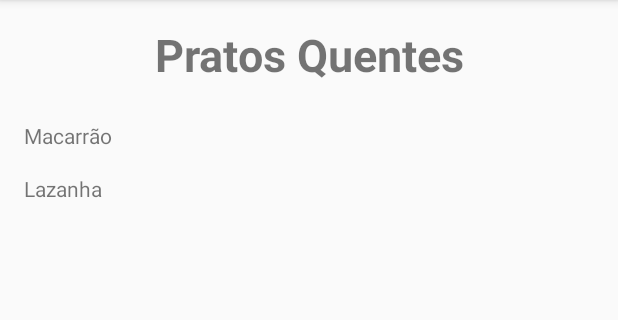
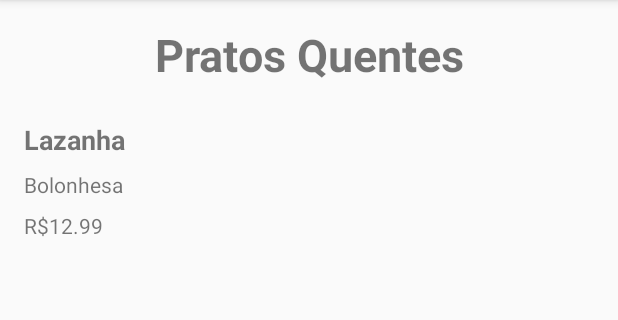
Before and after one commit to leandroyellow/Cardapio, an Android app: the screen it shows after launch (SegundaActivity), after a tap on an icon or button, on a phone screen of 412 x 824 dp, the part 84-404 px from its top. Run offline under Robolectric (Android 15) with nearby library versions, the phone set to English and light mode, and no system bars.

Commit message:
desenvolvimento da classe e produtos e adicao de icone

```diff
--- a/app/src/main/AndroidManifest.xml
+++ b/app/src/main/AndroidManifest.xml
@@ -4,9 +4,9 @@
 
     <application
         android:allowBackup="true"
-        android:icon="@mipmap/ic_launcher"
+        android:icon="@drawable/ic_stand"
         android:label="@string/app_name"
-        android:roundIcon="@mipmap/ic_launcher_round"
+        android:roundIcon="@drawable/ic_stand"
         android:supportsRtl="true"
         android:theme="@style/AppTheme">
         <activity android:name=".MainActivity">
--- a/app/src/main/java/com/example/leandroqtrepador/cardapio/MainActivity.java
+++ b/app/src/main/java/com/example/leandroqtrepador/cardapio/MainActivity.java
@@ -8,11 +8,7 @@ import android.view.View;
 public class MainActivity extends AppCompatActivity {
 
     public static final String TITULO = "com.example.cardapio.MENSAGEMTITULO";
-    public static final String ITEM1 = "com.example.cardapio.MENSAGEMITEM1";
-    public static final String ITEM2 = "com.example.cardapio.MENSAGEMITEM2";
     public String tituloDaActivity;
-    public String item1;
-    public String item2;
 
 
     @Override
@@ -23,42 +19,26 @@ public class MainActivity extends AppCompatActivity {
 
     public void pratoQuente (View view){
         tituloDaActivity = "Pratos Quentes";
-        item1 = "Macarrão";
-        item2 = "Lazanha";
         Intent intent = new Intent(this, SegundaActivity.class);
         intent.putExtra(TITULO, tituloDaActivity);
-        intent.putExtra(ITEM1, item1);
-        intent.putExtra(ITEM2, item2);
         startActivity(intent);
     }
     public void sobremesa (View view){
         tituloDaActivity = "Sobremesas";
-        item1 = "Sorvete";
-        item2 = "Açaí";
         Intent intent = new Intent(this, SegundaActivity.class);
         intent.putExtra(TITULO, tituloDaActivity);
-        intent.putExtra(ITEM1, item1);
-        intent.putExtra(ITEM2, item2);
         startActivity(intent);
     }
     public void bebidas (View view){
         tituloDaActivity = "Bebidas";
-        item1 = "Refrigerante";
-        item2 = "Cerveja";
         Intent intent = new Intent(this, SegundaActivity.class);
         intent.putExtra(TITULO, tituloDaActivity);
-        intent.putExtra(ITEM1, item1);
-        intent.putExtra(ITEM2, item2);
         startActivity(intent);
     }
     public void lanche (View view){
         tituloDaActivity = "Lanches";
-        item1 = "X-Salada";
-        item2 = "X-Egg";
         Intent intent = new Intent(this, SegundaActivity.class);
         intent.putExtra(TITULO, tituloDaActivity);
-        intent.putExtra(ITEM1, item1);
-        intent.putExtra(ITEM2, item2);
         startActivity(intent);
     }
 }
--- a/app/src/main/java/com/example/leandroqtrepador/cardapio/SegundaActivity.java
+++ b/app/src/main/java/com/example/leandroqtrepador/cardapio/SegundaActivity.java
@@ -5,7 +5,11 @@ import android.support.v7.app.AppCompatActivity;
 import android.os.Bundle;
 import android.widget.TextView;
 
+import com.example.leandroqtrepador.cardapio.modelos.Produto;
+
 public class SegundaActivity extends AppCompatActivity {
+
+    public Produto produto1;
 
     @Override
     protected void onCreate(Bundle savedInstanceState) {
@@ -14,14 +18,28 @@ public class SegundaActivity extends AppCompatActivity {
 
         Intent intent = getIntent();
         String titulo = intent.getStringExtra(MainActivity.TITULO);
-        String item1 = intent.getStringExtra(MainActivity.ITEM1);
-        String item2 = intent.getStringExtra(MainActivity.ITEM2);
         TextView textViewTitulo = findViewById(R.id.tvTitulo);
         TextView textViewitem1 = findViewById(R.id.tvItem1);
-        TextView textViewitem2 = findViewById(R.id.tvItem2);
+        TextView textViewDescr1 = findViewById(R.id.tvDescricao1);
+        TextView textViewPreco1 = findViewById(R.id.tvPreco1);
+
         textViewTitulo.setText(titulo);
-        textViewitem1.setText(item1);
-        textViewitem2.setText(item2);
+
+        if (titulo.equals("Pratos Quentes")){
+            produto1 = new Produto("Lazanha", 12.99, "Pratos Quentes", "Bolonhesa");
+            textViewitem1.setText(produto1.getNome());
+            textViewDescr1.setText((produto1.getDescricao()));
+            textViewPreco1.setText("R$" + produto1.getPreco().toString());
+        }
+        else if (titulo.equals("Sobremesas")){
+            textViewitem1.setText("Sorvete");
+        }
+        else if (titulo.equals("Bebidas")){
+            textViewitem1.setText("Refrigerante");
+        }
+        else if (titulo.equals("Lanches")){
+            textViewitem1.setText("X-tudo");
+        }
 
     }
 }
--- /dev/null
+++ b/app/src/main/java/com/example/leandroqtrepador/cardapio/modelos/Produto.java
@@ -0,0 +1,48 @@
+package com.example.leandroqtrepador.cardapio.modelos;
+
+public class Produto {
+
+    private String nome;
+    private Double preco;
+    private String categoria;
+    private String descricao;
+
+    public Produto(String nome, Double preco, String categoria, String descricao) {
+        this.nome = nome;
+        this.preco = preco;
+        this.categoria = categoria;
+        this.descricao = descricao;
+    }
+
+    public String getNome() {
+        return nome;
+    }
+
+    public void setNome(String nome) {
+        this.nome = nome;
+    }
+
+    public Double getPreco() {
+        return preco;
+    }
+
+    public void setPreco(Double preco) {
+        this.preco = preco;
+    }
+
+    public String getCategoria() {
+        return categoria;
+    }
+
+    public void setCategoria(String categoria) {
+        this.categoria = categoria;
+    }
+
+    public String getDescricao() {
+        return descricao;
+    }
+
+    public void setDescricao(String descricao) {
+        this.descricao = descricao;
+    }
+}
--- a/app/src/main/res/layout/activity_segunda.xml
+++ b/app/src/main/res/layout/activity_segunda.xml
@@ -30,18 +30,31 @@
         android:layout_marginLeft="16dp"
         android:layout_marginTop="24dp"
         android:text="TextView"
+        android:textSize="18sp"
+        android:textStyle="bold"
         app:layout_constraintStart_toStartOf="parent"
         app:layout_constraintTop_toBottomOf="@+id/tvTitulo" />
 
     <TextView
-        android:id="@+id/tvItem2"
+        android:id="@+id/tvDescricao1"
         android:layout_width="wrap_content"
         android:layout_height="wrap_content"
         android:layout_marginStart="16dp"
         android:layout_marginLeft="16dp"
-        android:layout_marginTop="16dp"
+        android:layout_marginTop="8dp"
         android:text="TextView"
         app:layout_constraintStart_toStartOf="parent"
         app:layout_constraintTop_toBottomOf="@+id/tvItem1" />
 
+    <TextView
+        android:id="@+id/tvPreco1"
+        android:layout_width="wrap_content"
+        android:layout_height="wrap_content"
+        android:layout_marginStart="16dp"
+        android:layout_marginLeft="16dp"
+        android:layout_marginTop="8dp"
+        android:text="TextView"
+        app:layout_constraintStart_toStartOf="parent"
+        app:layout_constraintTop_toBottomOf="@+id/tvDescricao1" />
+
 </android.support.constraint.ConstraintLayout>
--- a/app/src/main/res/values/colors.xml
+++ b/app/src/main/res/values/colors.xml
@@ -4,5 +4,5 @@
     <color name="colorPrimaryDark">#5ACE1F</color>
     <color name="colorAccent">#6315eb</color>
     <color name="color4">#8CF5FF</color>
-    <color name="color5">#FF2B1C</color>
+    <color name="color5">#FF289C</color>
 </resources>
```
Also changed, not shown: app/src/main/res/drawable/ic_stand.xml (added, +22 -0 lines).
